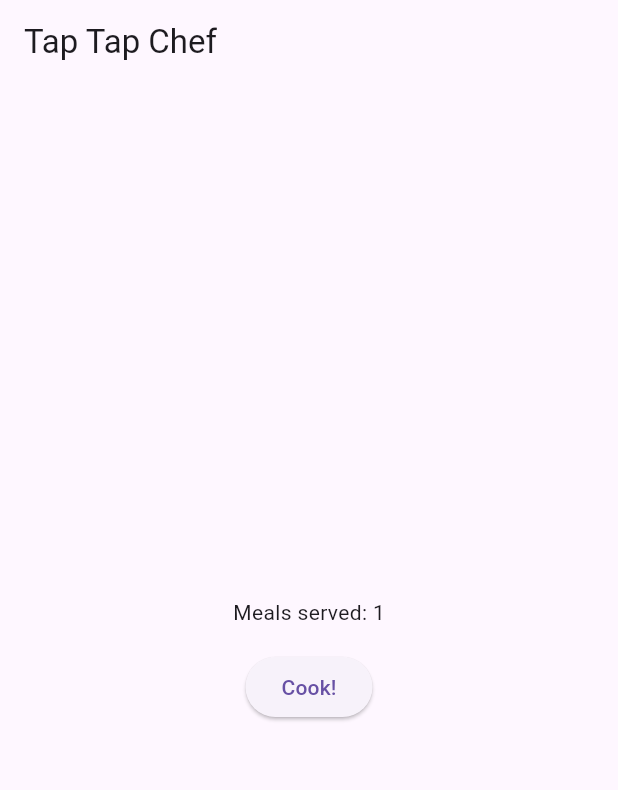
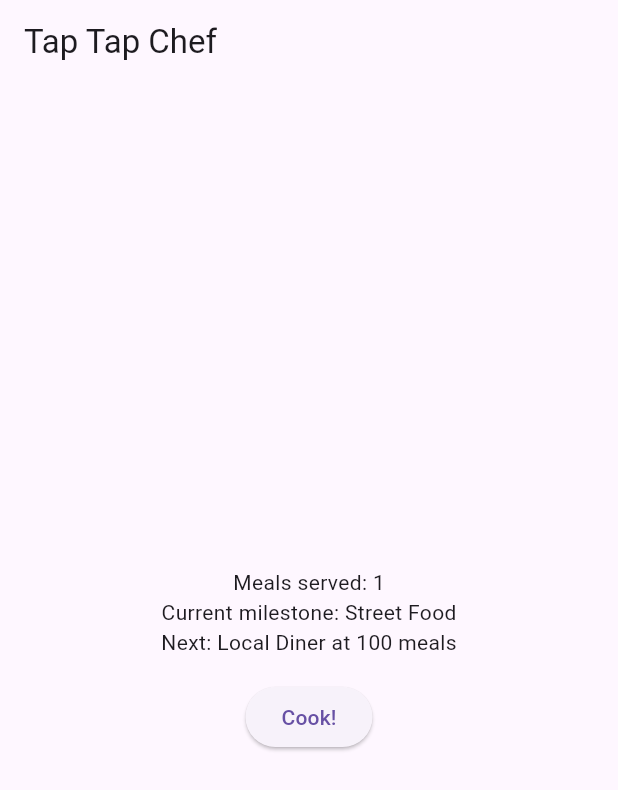
Before and after one commit to zachc71/taptapchef, a Flutter app: the screen it shows after launch, after a tap on "Cook!", on a phone screen of 412 x 824 dp. Shown: the top 790 px of the screen. Run offline on Flutter 3.47's test engine with Material 3 defaults, Android fonts, the light colour scheme and no system bars.

Commit message:
Add progression model and basic game state

```diff
--- a/lib/main.dart
+++ b/lib/main.dart
@@ -1,4 +1,5 @@
 import 'package:flutter/material.dart';
+import 'models/game_state.dart';
 
 void main() => runApp(const MyApp());
 
@@ -22,7 +23,7 @@ class CounterPage extends StatefulWidget {
 }
 
 class _CounterPageState extends State<CounterPage> {
-  int count = 0;
+  final GameState game = GameState();
 
   @override
   Widget build(BuildContext context) {
@@ -32,10 +33,13 @@ class _CounterPageState extends State<CounterPage> {
         child: Column(
           mainAxisAlignment: MainAxisAlignment.center,
           children: [
-            Text('Meals served: $count'),
+            Text('Meals served: ${game.mealsServed}'),
+            Text('Current milestone: ${game.currentTier.name}'),
+            if (game.nextTier != null)
+              Text('Next: ${game.nextTier!.name} at ${game.nextTier!.unlockRequirement} meals'),
             const SizedBox(height: 16),
             ElevatedButton(
-              onPressed: () => setState(() => count++),
+              onPressed: () => setState(() => game.cookMeal()),
               child: const Text('Cook!'),
             ),
           ],
--- /dev/null
+++ b/lib/models/game_state.dart
@@ -0,0 +1,27 @@
+import 'progression.dart';
+
+class GameState {
+  int mealsServed;
+  int _tierIndex;
+
+  GameState({this.mealsServed = 0}) : _tierIndex = 0;
+
+  ProgressionTier get currentTier => progressionTiers[_tierIndex];
+
+  ProgressionTier? get nextTier =>
+      _tierIndex + 1 < progressionTiers.length
+          ? progressionTiers[_tierIndex + 1]
+          : null;
+
+  void cookMeal() {
+    mealsServed++;
+    _checkForTierUnlock();
+  }
+
+  void _checkForTierUnlock() {
+    final next = nextTier;
+    if (next != null && mealsServed >= next.unlockRequirement) {
+      _tierIndex++;
+    }
+  }
+}
--- /dev/null
+++ b/lib/models/progression.dart
@@ -0,0 +1,44 @@
+class ProgressionTier {
+  final String name;
+  final int unlockRequirement; // meals served needed
+  final String reward;
+
+  const ProgressionTier({
+    required this.name,
+    required this.unlockRequirement,
+    required this.reward,
+  });
+}
+
+const List<ProgressionTier> progressionTiers = [
+  ProgressionTier(
+    name: 'Street Food',
+    unlockRequirement: 0,
+    reward: 'Base tapper + 3 upgrades',
+  ),
+  ProgressionTier(
+    name: 'Local Diner',
+    unlockRequirement: 100,
+    reward: 'Hire staff, new backgrounds',
+  ),
+  ProgressionTier(
+    name: 'Chain Store',
+    unlockRequirement: 1000,
+    reward: 'Idle income boosts + ad system',
+  ),
+  ProgressionTier(
+    name: 'Global Brand',
+    unlockRequirement: 5000,
+    reward: 'Prestige system, new tech upgrades',
+  ),
+  ProgressionTier(
+    name: 'Space Empire',
+    unlockRequirement: 20000,
+    reward: 'Intergalactic cuisine, absurd boosts',
+  ),
+  ProgressionTier(
+    name: 'Endgame',
+    unlockRequirement: 100000,
+    reward: 'Black hole catering, existential AI',
+  ),
+];
```
